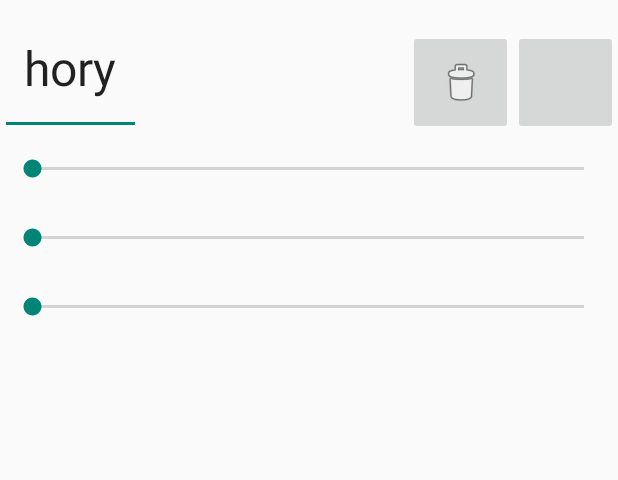
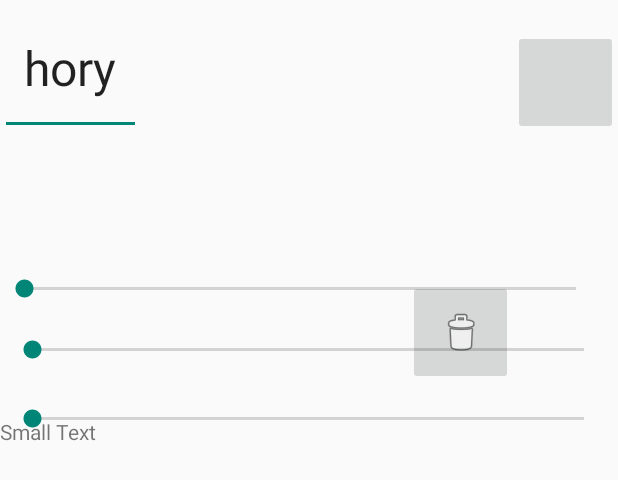
Before and after one commit to tuskeb/Csanydroid1, an Android app: the layout fragment_hero_detail.xml on its own in the app's theme, with its tools: preview values and no code run, on a phone screen of 412 x 824 dp. Shown: the top 480 px of the screen. Run offline under Robolectric (Android 15) with nearby library versions, the phone set to English and light mode, and no system bars.

Commit message:
Stílusok

```diff
--- a/app/src/main/java/hu/csany_zeg/one/csanydroid1/MainActivity.java
+++ b/app/src/main/java/hu/csany_zeg/one/csanydroid1/MainActivity.java
@@ -98,9 +98,10 @@ e.printStackTrace();
 		//Point size = new Point();
 		//display.getSize(size);
 		//setRequestedOrientation(size.x > size.y ? ActivityInfo.SCREEN_ORIENTATION_SENSOR_LANDSCAPE : ActivityInfo.SCREEN_ORIENTATION_SENSOR_PORTRAIT);
+/*
 		{
 			Battle battle = new Battle("Waterló-i csata", Player.CURRENT);
-			// battle.addPlayer(Player.CURRENT, true);
+			battle.addPlayer(Player.CURRENT, true);
 			for (Hero h : LocalHero.sHeros) {
 				try {
 					h.setBattle(battle);
@@ -111,7 +112,7 @@ e.printStackTrace();
 
 			battle.setPlayerReady(Player.CURRENT);
 		}
-
+*/
 		// http://developer.android.com/reference/android/bluetooth/BluetoothServerSocket.html
 // http://developer.android.com/guide/topics/connectivity/bluetooth.html#ManagingAConnection
 
--- a/app/src/main/res/layout/fragment_hero_detail.xml
+++ b/app/src/main/res/layout/fragment_hero_detail.xml
@@ -39,26 +39,46 @@
         android:layout_alignParentRight="true"
         android:layout_alignParentEnd="true"/>
 
+    <TextView
+        android:layout_width="200dp"
+        android:layout_height="wrap_content"
+        android:textAppearance="?android:attr/textAppearanceSmall"
+        android:text="Small Text"
+        android:id="@+id/charmTextView"
+        android:layout_alignBottom="@+id/charmBar" />
+
+    <ImageView
+        android:layout_width="100dp"
+        android:layout_height="20dp"
+        android:id="@+id/charmImageView"
+        android:layout_alignTop="@+id/charmBar"
+        android:layout_alignRight="@+id/hero_name"
+        android:layout_alignEnd="@+id/hero_name" />
+
     <SeekBar
         android:id="@+id/charmBar"
         android:layout_margin="5dp"
         android:layout_width="400dp"
         android:layout_height="35dp"
-        android:layout_below="@+id/hero_name"/>
+        android:layout_below="@+id/offensiveBar"
+        android:layout_alignParentLeft="true" />
 
     <SeekBar
         android:id="@+id/offensiveBar"
         android:layout_margin="5dp"
         android:layout_width="400dp"
         android:layout_height="35dp"
-        android:layout_below="@+id/charmBar"/>
+        android:layout_below="@+id/defensiveBar"
+        android:layout_alignParentLeft="true" />
 
     <SeekBar
         android:id="@+id/defensiveBar"
-        android:layout_margin="5dp"
         android:layout_width="400dp"
         android:layout_height="35dp"
-        android:layout_below="@+id/offensiveBar"/>
+        android:layout_marginTop="85dp"
+        android:layout_below="@+id/hero_name"
+        android:layout_alignParentLeft="true"
+        android:layout_alignParentStart="true" />
 
 
 </RelativeLayout>
--- a/app/src/main/res/values-large/styles.xml
+++ b/app/src/main/res/values-large/styles.xml
@@ -20,4 +20,8 @@
         <item name="android:paddingRight">40dp</item>
     </style>
 
+    <style name="button_style">
+        <item name="android:textSize">150dp</item>
+    </style>
+
 </resources>
--- a/app/src/main/res/values-xlarge/styles.xml
+++ b/app/src/main/res/values-xlarge/styles.xml
@@ -20,4 +20,7 @@
         <item name="android:paddingRight">50dp</item>
     </style>
 
+    <style name="button_style">
+        <item name="android:textSize">200dp</item>
+    </style>
 </resources>
--- a/app/src/main/res/values/styles.xml
+++ b/app/src/main/res/values/styles.xml
@@ -46,4 +46,8 @@
         <item name="android:gravity">left</item>
     </style>
 
+    <style name="button_style">
+        <item name="android:textSize">40dp</item>
+    </style>
+
 </resources>
```
Also changed, not shown: app/src/main/java/hu/csany_zeg/one/csanydroid1/HeroDetailFragment.java (+8 -0 lines), app/src/main/res/layout/fragment_main.xml (+5 -5 lines).
